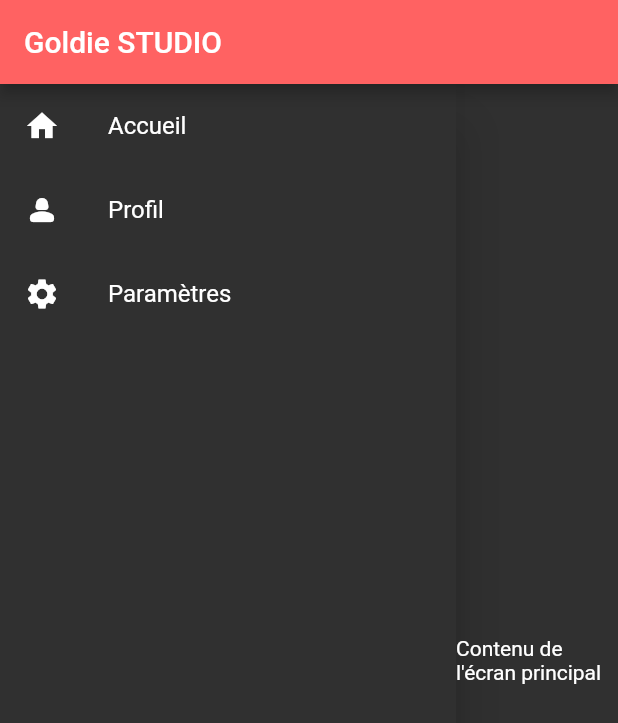
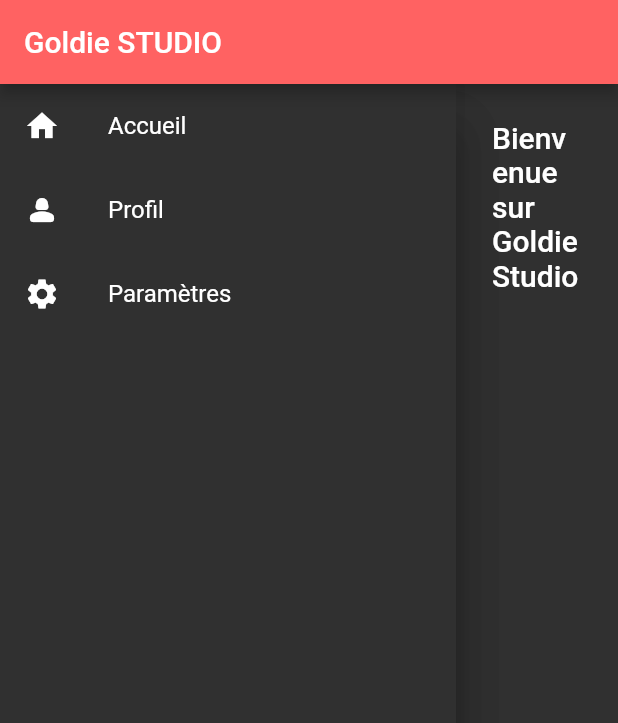
Before and after one commit to bingchillin/Personal-Services-App-3MOC, a Flutter app: the screen it shows after launch, on a phone screen of 412 x 824 dp. Shown: the top 723 px of the screen. Run offline on Flutter 3.47's test engine with Material 2 defaults, Android fonts, the phone set to English and light mode, and no system bars.

Commit message:
Rearranged main + added new widgets

```diff
--- a/Flutter/lib/main.dart
+++ b/Flutter/lib/main.dart
@@ -1,4 +1,5 @@
 import 'package:flutter/material.dart';
+import 'package:goldie_studio/pages/home.dart';
 import 'package:goldie_studio/widgets/side_bar.dart';
 import 'package:goldie_studio/widgets/top_bar.dart';
 
@@ -32,20 +33,38 @@ class MyApp extends StatelessWidget {
 
     return MaterialApp(
       theme: darkTheme,
-      home: const MyHomePage(),
+      home: const MyNavigationWidget(),
       debugShowCheckedModeBanner: false,
     );
   }
 }
 
-class MyHomePage extends StatelessWidget {
-  const MyHomePage({super.key});
+class MyNavigationWidget extends StatefulWidget {
+  const MyNavigationWidget({super.key});
+
+  @override
+  State<MyNavigationWidget> createState() => _MyNavigationWidgetState();
+}
+
+class _MyNavigationWidgetState extends State<MyNavigationWidget> {
+  int currentPageIndex = 0;
 
   @override
   Widget build(BuildContext context) {
-    return const Scaffold(
-      appBar: TopBarWidget(),
-      body: SideBarWidget(),
+    return Scaffold(
+      appBar: const TopBarWidget(),
+      body: Row(
+        children: [
+          const Drawer(
+            child: SideBarWidget(),
+          ),
+          Expanded(
+            child: [
+              const MyHomePage(),
+            ][currentPageIndex],
+          ),
+        ],
+      ),
     );
   }
 }
--- /dev/null
+++ b/Flutter/lib/pages/home.dart
@@ -0,0 +1,21 @@
+import 'package:flutter/material.dart';
+import 'package:goldie_studio/widgets/title.dart';
+
+class MyHomePage extends StatelessWidget {
+  const MyHomePage({super.key});
+
+  static const String routeName = '/';
+
+  @override
+  Widget build(BuildContext context) {
+    return const Padding(
+      padding: EdgeInsets.all(8.0),
+      child: Column(
+        crossAxisAlignment: CrossAxisAlignment.start,
+        children: [
+          TitleWidget(title: "Bienvenue sur Goldie Studio"),
+        ],
+      ),
+    );
+  }
+}
--- a/Flutter/lib/widgets/side_bar.dart
+++ b/Flutter/lib/widgets/side_bar.dart
@@ -38,11 +38,6 @@ class SideBarWidget extends StatelessWidget {
             ],
           ),
         ),
-        const Expanded(
-          child: Center(
-            child: Text('Contenu de l\'écran principal'),
-          ),
-        ),
       ],
     );
   }
--- /dev/null
+++ b/Flutter/lib/widgets/title.dart
@@ -0,0 +1,29 @@
+import 'package:flutter/material.dart';
+
+class TitleWidget extends StatelessWidget {
+  final String title;
+
+  const TitleWidget({super.key, required this.title});
+
+  @override
+  Widget build(BuildContext context) {
+    return Padding(
+      padding: const EdgeInsets.only(
+        bottom: 0.0, left: 16.0, top: 16.0, right: 16.0,
+      ),
+      child: Column(
+        crossAxisAlignment: CrossAxisAlignment.start,
+        children: [
+          Text(
+            title,
+            style: Theme
+                .of(context)
+                .textTheme
+                .titleLarge,
+          ),
+          const SizedBox(height: 15),
+        ],
+      ),
+    );
+  }
+}
```
